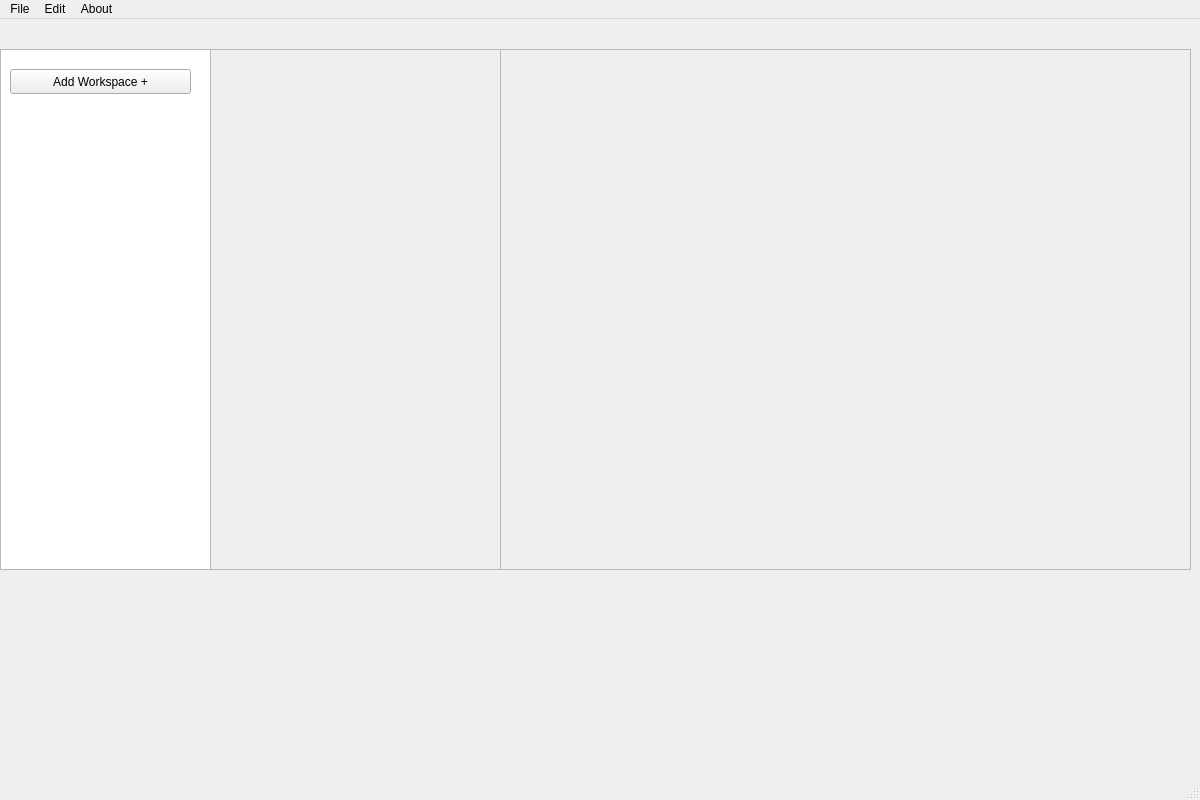
Above: src/main/python/UI/MainPane/mainpane.ui from mschong/Protocol-Dissector-Builder before the change. Below: the same form after it.
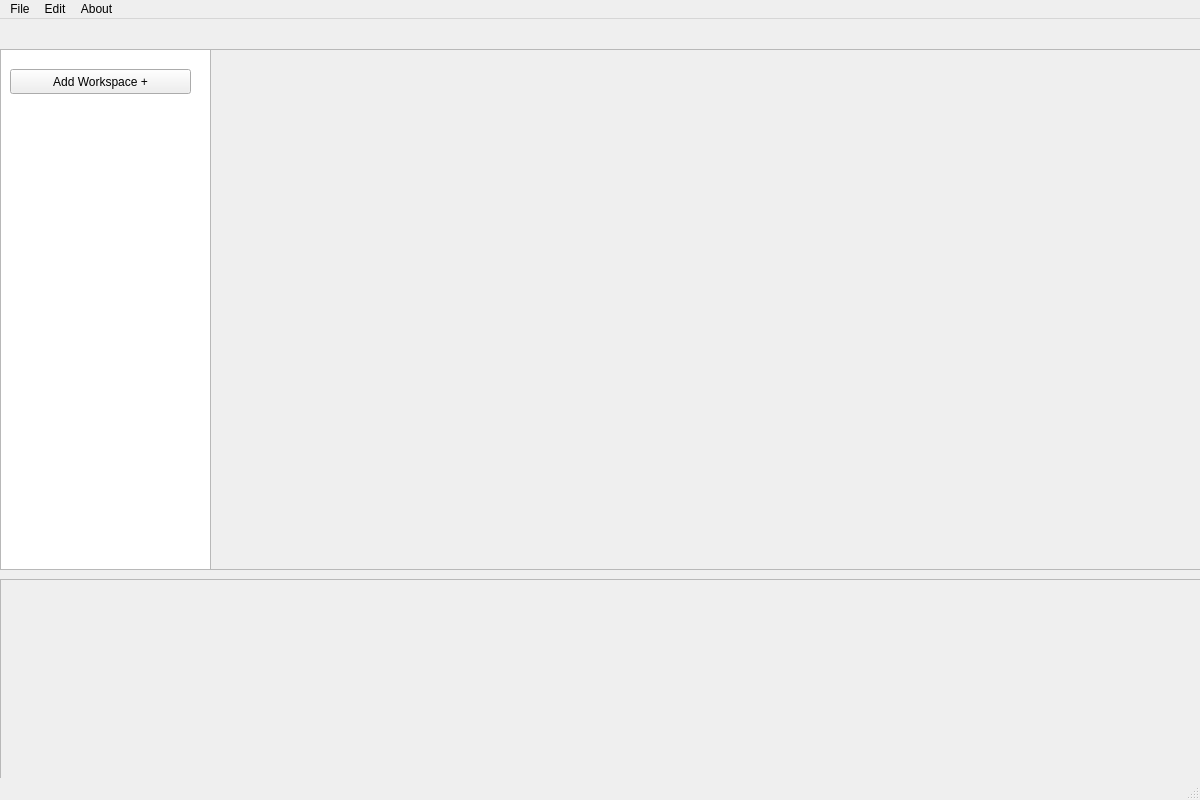
That is the form after the change.

```diff
--- a/src/main/python/UI/MainPane/mainpane.ui
+++ b/src/main/python/UI/MainPane/mainpane.ui
@@ -36,28 +36,12 @@
      </rect>
     </property>
    </widget>
-   <widget class="QFrame" name="toolboxFrame">
-    <property name="geometry">
-     <rect>
-      <x>210</x>
-      <y>30</y>
-      <width>291</width>
-      <height>521</height>
-     </rect>
-    </property>
-    <property name="frameShape">
-     <enum>QFrame::StyledPanel</enum>
-    </property>
-    <property name="frameShadow">
-     <enum>QFrame::Raised</enum>
-    </property>
-   </widget>
    <widget class="QFrame" name="canvasFrame">
     <property name="geometry">
      <rect>
-      <x>500</x>
+      <x>210</x>
       <y>30</y>
-      <width>691</width>
+      <width>991</width>
       <height>521</height>
      </rect>
     </property>
@@ -94,6 +78,22 @@
      <string>Add Workspace +</string>
     </property>
    </widget>
+   <widget class="QFrame" name="packetPreviewFrame">
+    <property name="geometry">
+     <rect>
+      <x>0</x>
+      <y>560</y>
+      <width>1201</width>
+      <height>201</height>
+     </rect>
+    </property>
+    <property name="frameShape">
+     <enum>QFrame::StyledPanel</enum>
+    </property>
+    <property name="frameShadow">
+     <enum>QFrame::Raised</enum>
+    </property>
+   </widget>
   </widget>
   <widget class="QMenuBar" name="menubar">
    <property name="geometry">
```
